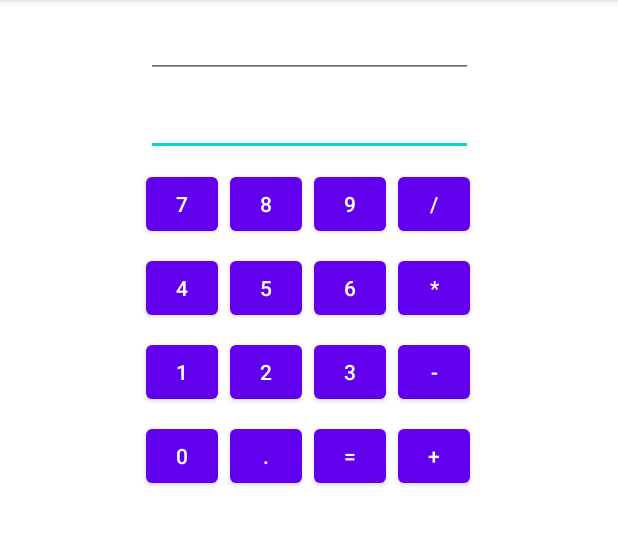
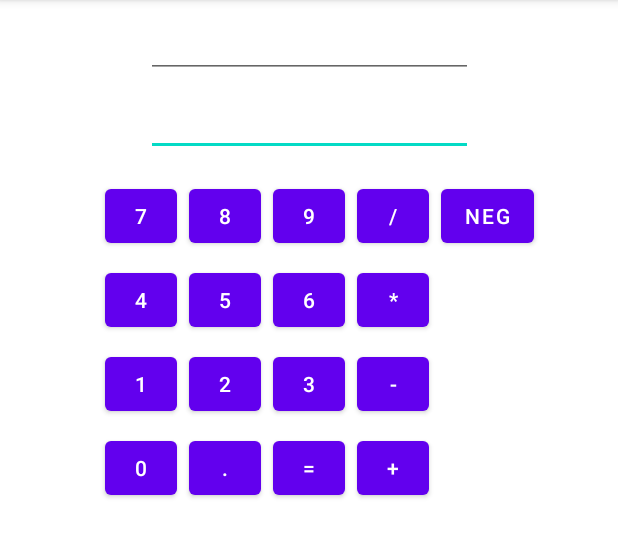
Before and after one commit to rjb-21/Calculator, an Android app: the screen it shows after launch (MainActivity), on a phone screen of 412 x 824 dp, the part 84-642 px from its top. Run offline under Robolectric (Android 15) with nearby library versions, the phone set to English and light mode, and no system bars.

Commit message:
New functionalities and NEG button added

```diff
--- a/app/src/main/AndroidManifest.xml
+++ b/app/src/main/AndroidManifest.xml
@@ -8,7 +8,9 @@
         android:label="@string/app_name"
         android:roundIcon="@mipmap/ic_launcher_round"
         android:supportsRtl="true"
-        android:theme="@style/Theme.Calculator">
+        android:theme="@style/Theme.Calculator"
+        android:screenOrientation="sensorLandscape">
+
         <activity android:name=".MainActivity">
             <intent-filter>
                 <action android:name="android.intent.action.MAIN" />
--- a/app/src/main/res/layout-land/activity_main.xml
+++ b/app/src/main/res/layout-land/activity_main.xml
@@ -7,46 +7,52 @@
     tools:context=".MainActivity"
     tools:layout_editor_absoluteY="81dp">
 
+    <Button
+        android:id="@+id/buttonNeg"
+        android:layout_width="wrap_content"
+        android:layout_height="wrap_content"
+        android:layout_marginStart="8dp"
+        android:layout_marginLeft="8dp"
+        android:minWidth="48dp"
+        android:text="Neg"
+        android:textSize="12sp"
+        app:layout_constraintBaseline_toBaselineOf="@+id/buttonDivide"
+        app:layout_constraintStart_toEndOf="@+id/buttonDivide" />
+
     <EditText
         android:id="@+id/result"
         android:layout_width="218dp"
         android:layout_height="44dp"
-        android:layout_marginTop="24dp"
+        android:layout_marginTop="32dp"
+        android:layout_marginEnd="32dp"
+        android:layout_marginRight="32dp"
         android:ems="10"
         android:focusable="false"
         android:focusableInTouchMode="true"
         android:inputType="numberSigned"
-        app:layout_constraintEnd_toEndOf="parent"
-        app:layout_constraintHorizontal_bias="0.126"
-        app:layout_constraintStart_toStartOf="parent"
+        app:layout_constraintEnd_toStartOf="@+id/guideline"
         app:layout_constraintTop_toTopOf="parent" />
 
     <TextView
         android:id="@+id/operation"
         android:layout_width="wrap_content"
         android:layout_height="wrap_content"
+        android:layout_marginEnd="16dp"
+        android:layout_marginRight="16dp"
         android:textSize="18sp"
         android:textStyle="bold"
         app:layout_constraintBaseline_toBaselineOf="@+id/newNumber"
         app:layout_constraintEnd_toStartOf="@+id/newNumber"
-        app:layout_constraintHorizontal_bias="0.491"
-        app:layout_constraintStart_toStartOf="parent"
         tools:ignore="MissingConstraints" />
 
     <EditText
         android:id="@+id/newNumber"
         android:layout_width="218dp"
         android:layout_height="44dp"
-        android:layout_marginStart="8dp"
-        android:layout_marginLeft="8dp"
         android:layout_marginTop="8dp"
-        android:layout_marginEnd="8dp"
-        android:layout_marginRight="8dp"
         android:ems="10"
         android:inputType="numberSigned"
-        app:layout_constraintEnd_toEndOf="parent"
-        app:layout_constraintHorizontal_bias="0.113"
-        app:layout_constraintStart_toStartOf="parent"
+        app:layout_constraintStart_toStartOf="@+id/result"
         app:layout_constraintTop_toBottomOf="@+id/result" />
 
     <Button
@@ -127,10 +133,12 @@
         android:id="@+id/button7"
         android:layout_width="wrap_content"
         android:layout_height="wrap_content"
+        android:layout_marginStart="32dp"
+        android:layout_marginLeft="32dp"
         android:minWidth="48dp"
         android:text="7"
         app:layout_constraintBaseline_toBaselineOf="@+id/result"
-        tools:layout_editor_absoluteX="301dp" />
+        app:layout_constraintStart_toStartOf="@+id/guideline" />
 
     <Button
         android:id="@+id/button8"
@@ -220,4 +228,11 @@
         app:layout_constraintBaseline_toBaselineOf="@+id/buttonDot"
         app:layout_constraintStart_toEndOf="@+id/buttonDot" />
 
+    <androidx.constraintlayout.widget.Guideline
+        android:id="@+id/guideline"
+        android:layout_width="wrap_content"
+        android:layout_height="wrap_content"
+        android:orientation="vertical"
+        app:layout_constraintGuide_begin="342dp" />
+
 </androidx.constraintlayout.widget.ConstraintLayout>
--- a/app/src/main/res/layout/activity_main.xml
+++ b/app/src/main/res/layout/activity_main.xml
@@ -55,107 +55,99 @@
         android:id="@+id/button0"
         android:layout_width="wrap_content"
         android:layout_height="wrap_content"
-        android:layout_marginTop="8dp"
         android:minWidth="48dp"
         android:text="0"
-        app:layout_constraintStart_toStartOf="@+id/button1"
-        app:layout_constraintTop_toBottomOf="@+id/button1" />
+        app:layout_constraintBaseline_toBaselineOf="@+id/buttonDot"
+        app:layout_constraintStart_toStartOf="@+id/button1" />
 
     <Button
         android:id="@+id/button1"
         android:layout_width="wrap_content"
         android:layout_height="wrap_content"
-        android:layout_marginTop="8dp"
         android:minWidth="48dp"
         android:text="1"
-        app:layout_constraintStart_toStartOf="@+id/button4"
-        app:layout_constraintTop_toBottomOf="@+id/button4" />
+        app:layout_constraintBaseline_toBaselineOf="@+id/button2"
+        app:layout_constraintStart_toStartOf="@+id/button4" />
 
     <Button
         android:id="@+id/button2"
         android:layout_width="wrap_content"
         android:layout_height="wrap_content"
-        android:layout_marginStart="8dp"
-        android:layout_marginLeft="8dp"
         android:minWidth="48dp"
         android:text="2"
-        app:layout_constraintBaseline_toBaselineOf="@+id/button1"
-        app:layout_constraintStart_toEndOf="@+id/button1" />
+        app:layout_constraintBaseline_toBaselineOf="@+id/button3"
+        app:layout_constraintStart_toStartOf="@+id/button5" />
 
     <Button
         android:id="@+id/button3"
         android:layout_width="wrap_content"
         android:layout_height="wrap_content"
-        android:layout_marginStart="8dp"
-        android:layout_marginLeft="8dp"
+        android:layout_marginTop="8dp"
         android:minWidth="48dp"
         android:text="3"
-        app:layout_constraintBaseline_toBaselineOf="@+id/button2"
-        app:layout_constraintStart_toEndOf="@+id/button2" />
+        app:layout_constraintStart_toStartOf="@+id/button6"
+        app:layout_constraintTop_toBottomOf="@+id/button6" />
 
     <Button
         android:id="@+id/button4"
         android:layout_width="wrap_content"
         android:layout_height="wrap_content"
-        android:layout_marginTop="8dp"
         android:minWidth="48dp"
         android:text="4"
-        app:layout_constraintStart_toStartOf="@+id/button7"
-        app:layout_constraintTop_toBottomOf="@+id/button7" />
+        app:layout_constraintBaseline_toBaselineOf="@+id/button5"
+        app:layout_constraintStart_toStartOf="@+id/button7" />
 
     <Button
         android:id="@+id/button5"
         android:layout_width="wrap_content"
         android:layout_height="wrap_content"
-        android:layout_marginStart="8dp"
-        android:layout_marginLeft="8dp"
         android:minWidth="48dp"
         android:text="5"
-        app:layout_constraintBaseline_toBaselineOf="@+id/button4"
-        app:layout_constraintStart_toEndOf="@+id/button4" />
+        app:layout_constraintBaseline_toBaselineOf="@+id/button6"
+        app:layout_constraintStart_toStartOf="@+id/button8" />
 
     <Button
         android:id="@+id/button6"
         android:layout_width="wrap_content"
         android:layout_height="wrap_content"
-        android:layout_marginStart="8dp"
-        android:layout_marginLeft="8dp"
+        android:layout_marginTop="8dp"
         android:minWidth="48dp"
         android:text="6"
-        app:layout_constraintBaseline_toBaselineOf="@+id/button5"
-        app:layout_constraintStart_toEndOf="@+id/button5" />
+        app:layout_constraintStart_toStartOf="@+id/button9"
+        app:layout_constraintTop_toBottomOf="@+id/button9" />
 
     <Button
         android:id="@+id/button7"
         android:layout_width="wrap_content"
         android:layout_height="wrap_content"
-        android:layout_marginTop="8dp"
+        android:layout_marginEnd="8dp"
+        android:layout_marginRight="8dp"
         android:minWidth="48dp"
         android:text="7"
-        app:layout_constraintStart_toStartOf="@+id/newNumber"
-        app:layout_constraintTop_toBottomOf="@+id/newNumber" />
+        app:layout_constraintBaseline_toBaselineOf="@+id/button8"
+        app:layout_constraintEnd_toStartOf="@+id/button8" />
 
     <Button
         android:id="@+id/button8"
         android:layout_width="wrap_content"
         android:layout_height="wrap_content"
-        android:layout_marginStart="8dp"
-        android:layout_marginLeft="8dp"
+        android:layout_marginEnd="8dp"
+        android:layout_marginRight="8dp"
         android:minWidth="48dp"
         android:text="8"
-        app:layout_constraintBaseline_toBaselineOf="@+id/button7"
-        app:layout_constraintStart_toEndOf="@+id/button7" />
+        app:layout_constraintBaseline_toBaselineOf="@+id/button9"
+        app:layout_constraintEnd_toStartOf="@+id/button9" />
 
     <Button
         android:id="@+id/button9"
         android:layout_width="wrap_content"
         android:layout_height="wrap_content"
-        android:layout_marginStart="8dp"
-        android:layout_marginLeft="8dp"
+        android:layout_marginTop="16dp"
         android:minWidth="48dp"
         android:text="9"
-        app:layout_constraintBaseline_toBaselineOf="@+id/button8"
-        app:layout_constraintStart_toEndOf="@+id/button8" />
+        app:layout_constraintEnd_toEndOf="parent"
+        app:layout_constraintStart_toStartOf="parent"
+        app:layout_constraintTop_toBottomOf="@+id/newNumber" />
 
     <Button
         android:id="@+id/buttonDivide"
@@ -169,58 +161,60 @@
         app:layout_constraintStart_toEndOf="@+id/button9" />
 
     <Button
-        android:id="@+id/buttonMultiply"
+        android:id="@+id/buttonNeg"
         android:layout_width="wrap_content"
         android:layout_height="wrap_content"
         android:layout_marginStart="8dp"
         android:layout_marginLeft="8dp"
         android:minWidth="48dp"
+        android:text="NEG"
+        app:layout_constraintBaseline_toBaselineOf="@+id/buttonDivide"
+        app:layout_constraintStart_toEndOf="@+id/buttonDivide" />
+
+    <Button
+        android:id="@+id/buttonMultiply"
+        android:layout_width="wrap_content"
+        android:layout_height="wrap_content"
+        android:minWidth="48dp"
         android:text="*"
         app:layout_constraintBaseline_toBaselineOf="@+id/button6"
-        app:layout_constraintStart_toEndOf="@+id/button6" />
+        app:layout_constraintStart_toStartOf="@+id/buttonDivide" />
 
     <Button
         android:id="@+id/buttonMinus"
         android:layout_width="wrap_content"
         android:layout_height="wrap_content"
-        android:layout_marginStart="8dp"
-        android:layout_marginLeft="8dp"
         android:minWidth="48dp"
         android:text="-"
         app:layout_constraintBaseline_toBaselineOf="@+id/button3"
-        app:layout_constraintStart_toEndOf="@+id/button3" />
+        app:layout_constraintStart_toStartOf="@+id/buttonMultiply" />
 
     <Button
         android:id="@+id/buttonPlus"
         android:layout_width="wrap_content"
         android:layout_height="wrap_content"
-        android:layout_marginStart="8dp"
-        android:layout_marginLeft="8dp"
         android:minWidth="48dp"
         android:text="+"
         app:layout_constraintBaseline_toBaselineOf="@+id/buttonEquals"
-        app:layout_constraintStart_toEndOf="@+id/buttonEquals" />
+        app:layout_constraintStart_toStartOf="@+id/buttonMinus" />
 
     <Button
         android:id="@+id/buttonDot"
         android:layout_width="wrap_content"
         android:layout_height="wrap_content"
-        android:layout_marginStart="8dp"
-        android:layout_marginLeft="8dp"
         android:minWidth="48dp"
         android:text="."
-        app:layout_constraintBaseline_toBaselineOf="@+id/button0"
-        app:layout_constraintStart_toEndOf="@+id/button0" />
+        app:layout_constraintBaseline_toBaselineOf="@+id/buttonEquals"
+        app:layout_constraintStart_toStartOf="@+id/button2" />
 
     <Button
         android:id="@+id/buttonEquals"
         android:layout_width="wrap_content"
         android:layout_height="wrap_content"
-        android:layout_marginStart="8dp"
-        android:layout_marginLeft="8dp"
+        android:layout_marginTop="8dp"
         android:minWidth="48dp"
         android:text="="
-        app:layout_constraintBaseline_toBaselineOf="@+id/buttonDot"
-        app:layout_constraintStart_toEndOf="@+id/buttonDot" />
+        app:layout_constraintStart_toStartOf="@+id/button3"
+        app:layout_constraintTop_toBottomOf="@+id/button3" />
 
 </androidx.constraintlayout.widget.ConstraintLayout>
```
Also changed, not shown: app/src/main/java/com/example/calculator/MainActivity.kt (+61 -17 lines).
